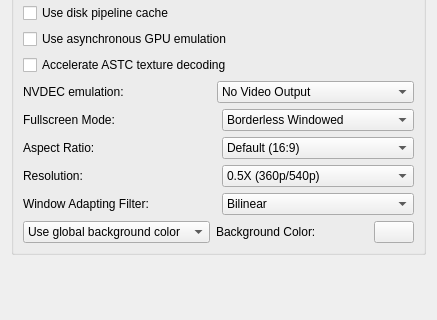
First picture: the form in src/yuzu/configuration/configure_graphics.ui, repository rorrim-rorrim/eden-alt, before the edit; both pictures show x 0 to 437 and y 162 to 482 of the 437 by 482 pixel window.
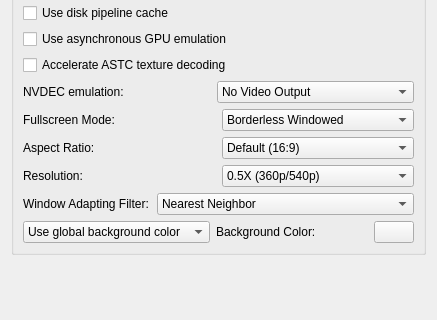
Second picture: the form after the edit.

Commit message: Presentation: add Nearest Neighbor filter.

```diff
--- a/src/yuzu/configuration/configure_graphics.ui
+++ b/src/yuzu/configuration/configure_graphics.ui
@@ -387,6 +387,11 @@
            </item>
            <item>
             <widget class="QComboBox" name="scaling_filter_combobox">
+             <item>
+              <property name="text">
+               <string>Nearest Neighbor</string>
+              </property>
+             </item>
              <item>
               <property name="text">
                <string>Bilinear</string>
@@ -404,7 +409,7 @@
              </item>
              <item>
               <property name="text">
-               <string>FidelityFX Super Resolution</string>
+               <string>FidelityFX Super Resolution [Vulkan Only]</string>
               </property>
              </item>
             </widget>
```
The commit also changes 5 other files.
